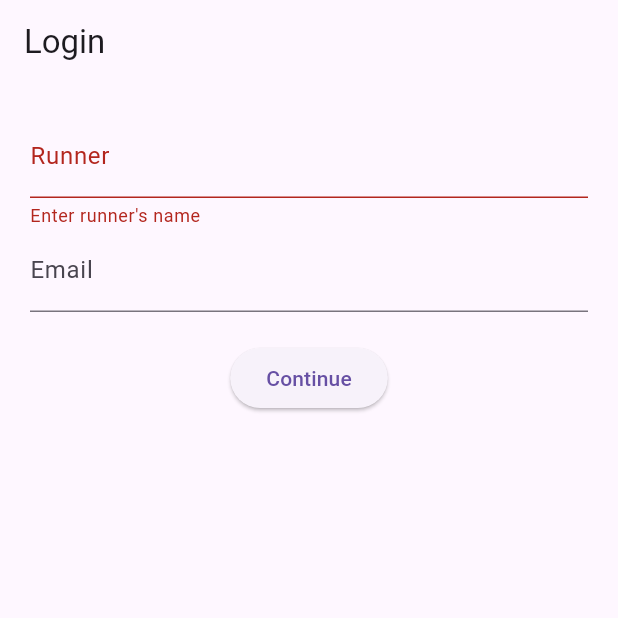
After one commit to tugorez/learning-flutter, a Flutter app: the screen it shows after launch, after a tap on "Continue", on a phone screen of 412 x 824 dp, the top half of it. The commit adds this screen. Run offline on Flutter 3.47's test engine with Material 3 defaults, Android fonts, the phone set to English and light mode, and no system bars; our stand-ins replace google_fonts.

Commit message:
Working with text fields

```diff
--- /dev/null
+++ b/stopwatch/lib/login_screen.dart
@@ -0,0 +1,85 @@
+import 'package:flutter/material.dart';
+
+class LoginScreen extends StatefulWidget {
+  const LoginScreen({super.key});
+
+  @override
+  State<LoginScreen> createState() => _LoginScreenState();
+}
+
+class _LoginScreenState extends State<LoginScreen> {
+  bool loggedIn = false;
+  String name = '';
+
+  final _nameController = TextEditingController();
+  final _emailController = TextEditingController();
+  final _formKey = GlobalKey<FormState>();
+
+  @override
+  Widget build(BuildContext context) {
+    return Scaffold(
+      appBar: AppBar(
+        title: const Text('Login'),
+      ),
+      body: Center(
+        child: loggedIn ? _buildSuccess() : _buildLoginForm(),
+      ),
+    );
+  }
+
+  @override
+  void dispose() {
+    _nameController.dispose();
+    _emailController.dispose();
+    super.dispose();
+  }
+
+  Widget _buildSuccess() {
+    return Column(
+      mainAxisAlignment: MainAxisAlignment.center,
+      children: [
+        const Icon(Icons.check, color: Colors.orangeAccent),
+        Text('Hello $name'),
+      ],
+    );
+  }
+
+  Widget _buildLoginForm() {
+    return Form(
+      key: _formKey,
+      child: Padding(
+        padding: const EdgeInsets.all(20),
+        child: Column(
+          children: [
+            TextFormField(
+              controller: _nameController,
+              decoration: const InputDecoration(labelText: 'Runner'),
+              validator: (text) =>
+                  text!.isEmpty ? 'Enter runner\'s name' : null,
+            ),
+            TextFormField(
+              controller: _emailController,
+              decoration: const InputDecoration(labelText: 'Email'),
+              validator: (text) => null,
+            ),
+            const SizedBox(height: 20),
+            ElevatedButton(
+              onPressed: _validate,
+              child: const Text('Continue'),
+            ),
+          ],
+        ),
+      ),
+    );
+  }
+
+  void _validate() {
+    final form = _formKey.currentState;
+    if (form?.validate() != true) return;
+
+    setState(() {
+      loggedIn = true;
+      name = _nameController.text;
+    });
+  }
+}
--- a/stopwatch/lib/main.dart
+++ b/stopwatch/lib/main.dart
@@ -1,5 +1,5 @@
 import 'package:flutter/material.dart';
-import 'package:stopwatch/stopwatch.dart';
+import 'package:stopwatch/login_screen.dart';
 
 void main() {
   runApp(const StopwatchApp());
@@ -11,7 +11,7 @@ class StopwatchApp extends StatelessWidget {
   @override
   Widget build(BuildContext context) {
     return const MaterialApp(
-      home: Stopwatch(),
+      home: LoginScreen(),
     );
   }
 }
```
